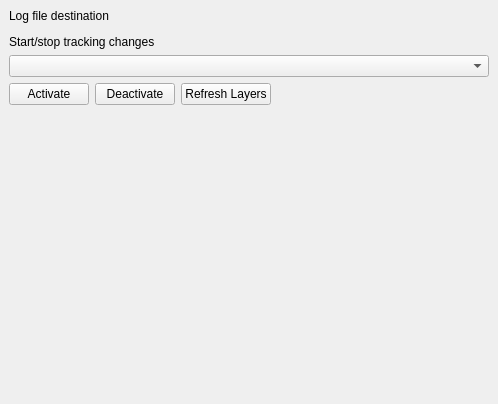
Old version of the form track_changes/ui/main_dock.ui in the repository ahmadzfaiz/qgis-track-changes.
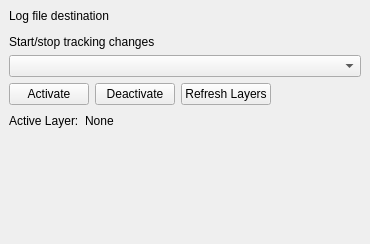
New version of the form. Custom widgets are drawn as their Qt base class.

Commit message: feat: add active layer label

The edit to the form file:
```diff
--- a/track_changes/ui/main_dock.ui
+++ b/track_changes/ui/main_dock.ui
@@ -6,8 +6,8 @@
    <rect>
     <x>0</x>
     <y>0</y>
-    <width>498</width>
-    <height>404</height>
+    <width>370</width>
+    <height>244</height>
    </rect>
   </property>
   <property name="windowTitle">
@@ -79,6 +79,41 @@
         </item>
        </layout>
       </item>
+      <item>
+       <layout class="QHBoxLayout" name="horizontalLayout_4">
+        <item>
+         <layout class="QHBoxLayout" name="horizontalLayout_2">
+          <item>
+           <widget class="QLabel" name="label_3">
+            <property name="text">
+             <string>Active Layer:</string>
+            </property>
+           </widget>
+          </item>
+          <item>
+           <widget class="QLabel" name="labelActive">
+            <property name="text">
+             <string>None</string>
+            </property>
+           </widget>
+          </item>
+         </layout>
+        </item>
+        <item>
+         <spacer name="horizontalSpacer">
+          <property name="orientation">
+           <enum>Qt::Horizontal</enum>
+          </property>
+          <property name="sizeHint" stdset="0">
+           <size>
+            <width>40</width>
+            <height>20</height>
+           </size>
+          </property>
+         </spacer>
+        </item>
+       </layout>
+      </item>
       <item>
        <spacer name="verticalSpacer">
         <property name="orientation">
@@ -92,9 +127,6 @@
         </property>
        </spacer>
       </item>
-      <item>
-       <layout class="QHBoxLayout" name="horizontalLayout_2"/>
-      </item>
      </layout>
     </item>
    </layout>
```
The commit also changes 2 other files.
